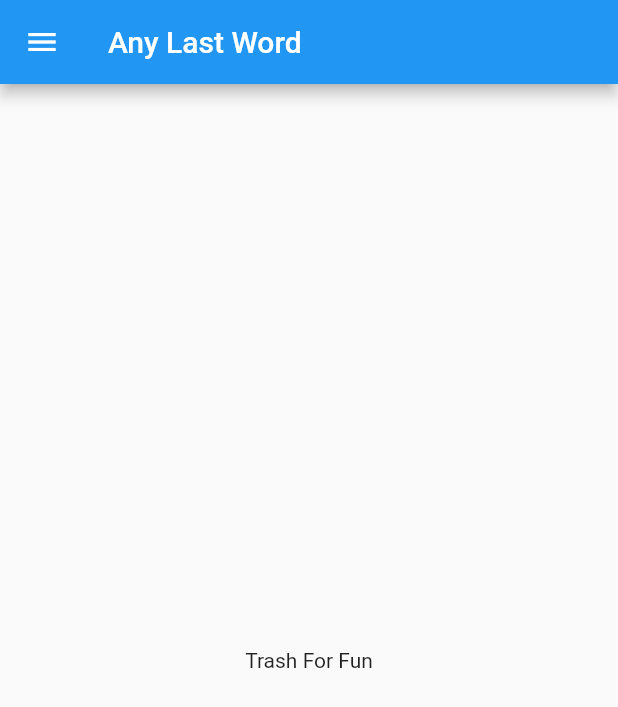
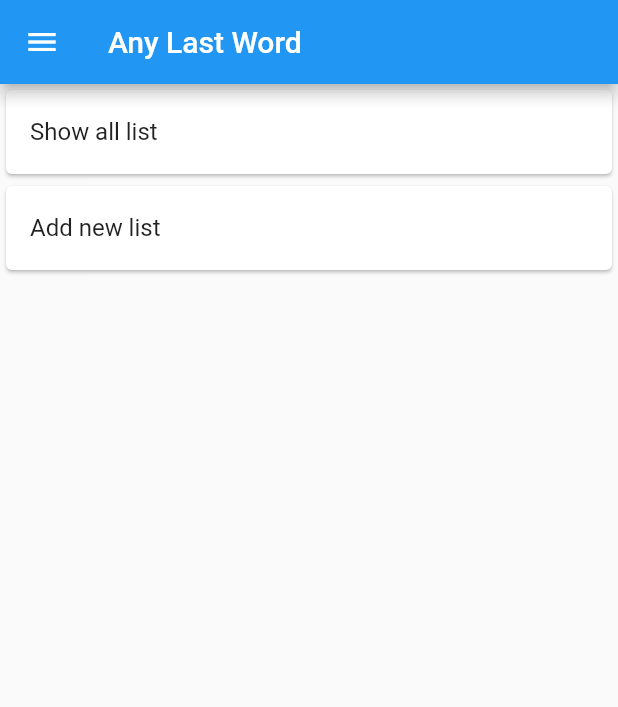
Before and after one commit to Ariyapoom/AnyLastWord, a Flutter app: the screen it shows after launch, on a phone screen of 412 x 824 dp. Shown: the top 707 px of the screen. Run offline on Flutter 3.47's test engine with Material 2 defaults, Android fonts, the phone set to English and light mode, and no system bars; our stand-ins replace bloc, flutter_bloc.

Commit message:
addlist and usebloc

```diff
--- a/lib/main.dart
+++ b/lib/main.dart
@@ -1,19 +1,41 @@
+import 'package:anylastword/list_observer.dart';
+import 'package:anylastword/presentation/addlist.dart';
 import 'package:anylastword/presentation/home.dart';
+import 'package:anylastword/presentation/showlist.dart';
 import 'package:anylastword/route/routes.dart';
+import 'package:bloc/bloc.dart';
 import 'package:flutter/material.dart';
+import 'package:flutter_bloc/flutter_bloc.dart';
 
 void main() {
+  Bloc.observer = ListObserver();
   runApp(MyApp());
+}
+
+class MyList {
+  String listname;
+  String listdate;
+  MyList(this.listname,this.listdate);
+}
+class ListCubit extends Cubit<List> {
+
+  ListCubit() : super(List());
+  void addlist(value) => state.add(value);
 }
 
 class MyApp extends StatelessWidget {
   // This widget is the root of your application.
   @override
   Widget build(BuildContext context) {
-    return MaterialApp(
-      routes: {
-        AppRoutes.home : (context) => Homepage()
-      },
+    return BlocProvider(
+      create: (_) => ListCubit(),
+      child: MaterialApp(
+        routes: {
+          AppRoutes.home: (context) => Homepage(),
+          AppRoutes.addlist: (context) => AddList(),
+          AppRoutes.showlist: (context) => ShowList(),
+        },
+      ),
     );
   }
 }
--- a/lib/presentation/home.dart
+++ b/lib/presentation/home.dart
@@ -1,3 +1,4 @@
+import 'package:anylastword/route/routes.dart';
 import 'package:flutter/material.dart';
 
 class Homepage extends StatefulWidget{
@@ -16,12 +17,37 @@ class _HomePageState extends State<Homepage>{
             Card(
               child:ListTile(
               title: Text("Home"),
+              onTap: (){
+                Navigator.pop(context);
+                Navigator.of(context).pushNamed(AppRoutes.home);
+              },
             ) ,
             )
           ],
         ),
       ),
-      body: Center(child: Text("Trash For Fun"),),
+      body: Container(
+        child: ListView(
+          children: [
+            Card(
+              child: ListTile(
+                title: Text("Show all list"),
+                onTap: (){
+                  Navigator.of(context).pushNamed(AppRoutes.showlist);
+                },
+              ),
+            ),
+            Card(
+              child: ListTile(
+                title: Text("Add new list"),
+                onTap: (){
+                  Navigator.of(context).pushNamed(AppRoutes.addlist);
+                },
+              ),
+            )
+          ],
+        ),
+      )
     );
   }
 }
--- a/lib/route/routes.dart
+++ b/lib/route/routes.dart
@@ -1,3 +1,5 @@
 class AppRoutes {
   static const home = "/";
+  static const addlist = "/add";
+  static const showlist = "/show";
 }
--- a/pubspec.yaml
+++ b/pubspec.yaml
@@ -23,6 +23,8 @@ environment:
 dependencies:
   flutter:
     sdk: flutter
+  bloc : ^6.0.0
+  flutter_bloc : ^6.0.0
 
 
   # The following adds the Cupertino Icons font to your application.
```
Also changed, not shown: lib/list_observer.dart (added, +8 -0 lines), lib/presentation/addlist.dart (added, +46 -0 lines), lib/presentation/showlist.dart (added, +52 -0 lines), pubspec.lock.
